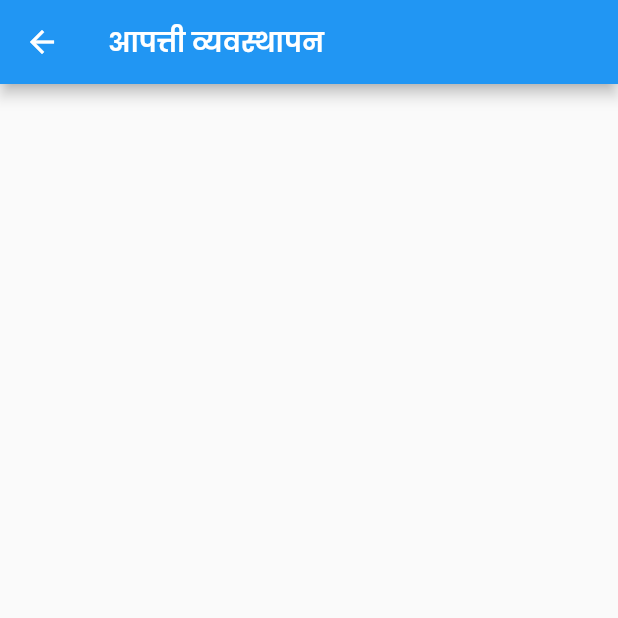
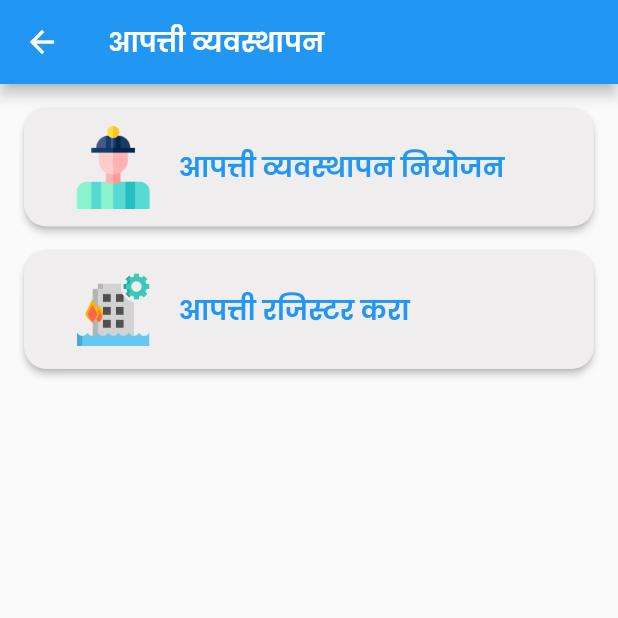
Before and after one commit to pratikpwr/police-patil, a Flutter app: the HomeScreen screen opened by its route, after a tap on "आपत्ती व्यवस्थापन", on a phone screen of 412 x 824 dp, the top half of it. Run offline on Flutter 3.47's test engine with Material 2 defaults, Android fonts, the phone set to English and light mode, and no system bars; our stand-ins replace bloc, carousel_slider, connectivity, dio, equatable, flutter_bloc and 6 more; accounts and stored records are empty.

Commit message:
disaster management

```diff
--- a/policepatil/lib/src/config/image_constants.dart
+++ b/policepatil/lib/src/config/image_constants.dart
@@ -31,4 +31,6 @@ class ImageConstants {
   static String IMG_MONEY = "assets/money.png";
   static String IMG_MEETING = "assets/meeting.png";
   static String IMG_HAMMER = "assets/hammer.png";
+  static String IMG_DISASTER_MANAGE = "assets/disaster.png";
+  static String IMG_DISASTER_HELPER = "assets/helper.png";
 }
--- /dev/null
+++ b/policepatil/lib/src/views/screens/disaster_managment/disaster_manage_menu.dart
@@ -0,0 +1,50 @@
+import 'package:flutter/material.dart';
+import 'package:google_fonts/google_fonts.dart';
+import 'package:policepatil/src/config/constants.dart';
+import 'package:policepatil/src/utils/custom_methods.dart';
+
+import '../../views.dart';
+
+class DisasterMenuScreen extends StatelessWidget {
+  const DisasterMenuScreen({Key? key}) : super(key: key);
+
+  @override
+  Widget build(BuildContext context) {
+    return Scaffold(
+      appBar: AppBar(
+        title: Text(
+          DISASTER_MANAGEMENT,
+          style: GoogleFonts.poppins(
+              color: Colors.white, fontSize: 18, fontWeight: FontWeight.w600),
+        ),
+      ),
+      body: SafeArea(
+        child: ListView(
+          physics: const BouncingScrollPhysics(),
+          padding: const EdgeInsets.symmetric(horizontal: 16),
+          children: [
+            spacer(),
+            RegistersButton(
+                text: DISASTER_MANAGEMENT + " नियोजन",
+                imageUrl: ImageConstants.IMG_DISASTER_HELPER,
+                onTap: () {
+                  Navigator.push(context, MaterialPageRoute(builder: (_) {
+                    return const DisasterManageScreen();
+                  }));
+                }),
+            spacer(),
+            RegistersButton(
+                text: "आपत्ती रजिस्टर करा",
+                imageUrl: ImageConstants.IMG_DISASTER_MANAGE,
+                onTap: () {
+                  Navigator.push(context, MaterialPageRoute(builder: (_) {
+                    return const DisasterRegScreen();
+                  }));
+                }),
+            spacer(),
+          ],
+        ),
+      ),
+    );
+  }
+}
--- a/policepatil/lib/src/views/screens/home_screen.dart
+++ b/policepatil/lib/src/views/screens/home_screen.dart
@@ -104,7 +104,7 @@ class _HomeScreenState extends State<HomeScreen> {
                   imageUrl: ImageConstants.IMG_DISASTER,
                   onTap: () {
                     Navigator.push(context, MaterialPageRoute(builder: (_) {
-                      return const DisasterRegScreen();
+                      return const DisasterMenuScreen();
                     }));
                   }),
             ],
--- a/policepatil/lib/src/views/views.dart
+++ b/policepatil/lib/src/views/views.dart
@@ -8,7 +8,7 @@ export 'package:policepatil/src/views/screens/splash_screen.dart';
 export 'package:policepatil/src/views/screens/alert_screen.dart';
 export 'package:policepatil/src/views/screens/bottom_nav_bar.dart';
 export 'package:policepatil/src/views/screens/mandhan_screen.dart';
-export 'package:policepatil/src/views/screens/disaster_management.dart';
+export 'package:policepatil/src/views/screens/disaster_managment/disaster_manage_menu.dart';
 export 'package:policepatil/src/views/screens/profile.dart';
 
 // Register
@@ -24,6 +24,9 @@ export 'package:policepatil/src/views/screens/register/crimes_register/crimes_sc
 export 'package:policepatil/src/views/screens/register/crimes_register/death_screen.dart';
 export 'package:policepatil/src/views/screens/register/crimes_register/fires_screen.dart';
 export 'package:policepatil/src/views/screens/register/crimes_register/missing_screen.dart';
+
+export 'package:policepatil/src/views/screens/disaster_managment/disaster_manage_screen.dart';
+export 'package:policepatil/src/views/screens/disaster_managment/disaster_register_screen.dart';
 
 // Widgets
 // export 'package:policepatil/src/views/widgets/';
```
Also changed, not shown: policepatil/lib/src/views/screens/disaster_managment/disaster_manage_screen.dart (added, +29 -0 lines), policepatil/lib/src/views/screens/disaster_managment/disaster_register_screen.dart (added, +29 -0 lines), policepatil/lib/src/views/screens/laws_screen.dart (renamed from policepatil/lib/src/views/screens/disaster_management.dart, +7 -3 lines), policepatil/assets/disaster.png (added), policepatil/assets/helper.png (added).
